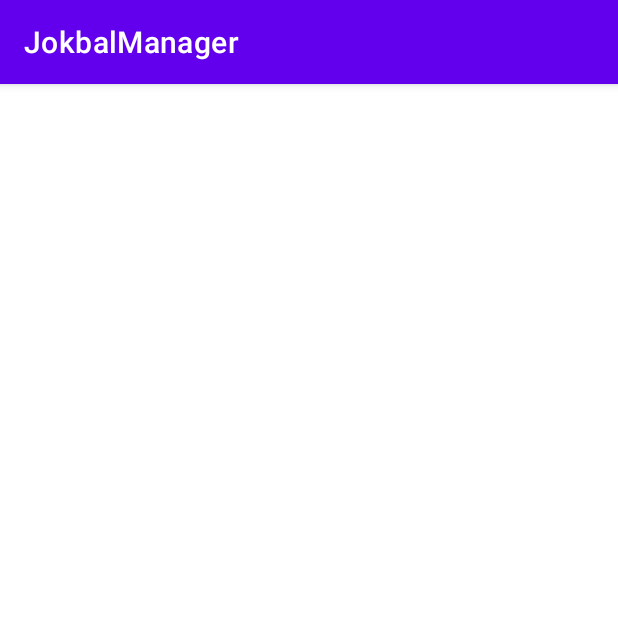
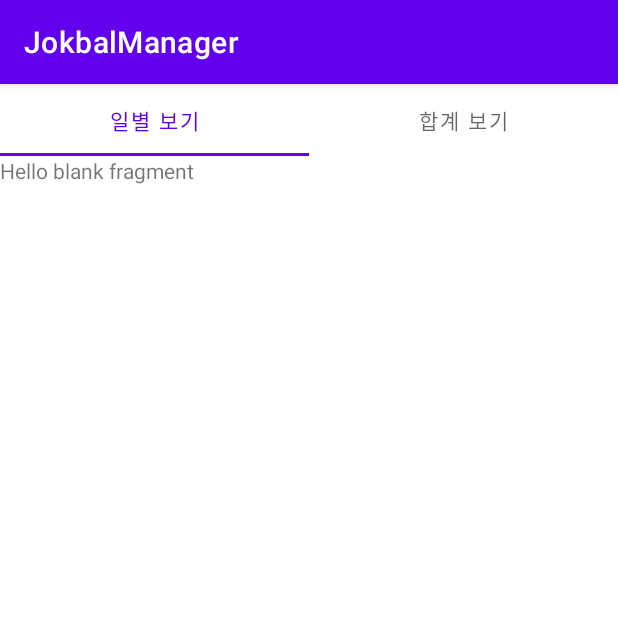
Before and after one commit to mbkim95/JokbalManager, an Android app: the screen it shows after launch (MainActivity), on a phone screen of 412 x 824 dp, the top half of it. Run offline under Robolectric (Android 15) with nearby library versions, the phone set to English and light mode, and no system bars.

Commit message:
뷰페이저2 적용

```diff
--- /dev/null
+++ b/app/src/main/java/com/example/jokbalmanager/DailyFragment.kt
@@ -0,0 +1,17 @@
+package com.example.jokbalmanager
+
+import android.os.Bundle
+import android.view.LayoutInflater
+import android.view.View
+import android.view.ViewGroup
+import androidx.fragment.app.Fragment
+
+class DailyFragment : Fragment() {
+
+    override fun onCreateView(
+        inflater: LayoutInflater, container: ViewGroup?,
+        savedInstanceState: Bundle?
+    ): View? {
+        return inflater.inflate(R.layout.fragment_daily, container, false)
+    }
+}
--- a/app/src/main/java/com/example/jokbalmanager/MainFragment.kt
+++ b/app/src/main/java/com/example/jokbalmanager/MainFragment.kt
@@ -6,10 +6,12 @@ import android.view.View
 import android.view.ViewGroup
 import androidx.fragment.app.Fragment
 import com.example.jokbalmanager.databinding.FragmentMainBinding
+import com.google.android.material.tabs.TabLayoutMediator
 
 class MainFragment : Fragment() {
     private var _binding: FragmentMainBinding? = null
     private val binding get() = _binding!!
+    private val tabNames = listOf("일별 보기", "합계 보기")
 
     override fun onCreateView(
         inflater: LayoutInflater, container: ViewGroup?,
@@ -18,4 +20,14 @@ class MainFragment : Fragment() {
         _binding = FragmentMainBinding.inflate(layoutInflater, container, false)
         return binding.root
     }
+
+    override fun onViewCreated(view: View, savedInstanceState: Bundle?) {
+        super.onViewCreated(view, savedInstanceState)
+        binding.apply {
+            pager.adapter = TabAdapter(this@MainFragment)
+            TabLayoutMediator(binding.tab, binding.pager) { tab, position ->
+                tab.text = tabNames[position]
+            }.attach()
+        }
+    }
 }
--- /dev/null
+++ b/app/src/main/java/com/example/jokbalmanager/TabAdapter.kt
@@ -0,0 +1,15 @@
+package com.example.jokbalmanager
+
+import androidx.fragment.app.Fragment
+import androidx.viewpager2.adapter.FragmentStateAdapter
+
+class TabAdapter(fragment: Fragment) : FragmentStateAdapter(fragment) {
+    override fun getItemCount(): Int = 2
+
+    override fun createFragment(position: Int): Fragment {
+        return when (position) {
+            0 -> DailyFragment()
+            else -> TotalFragment()
+        }
+    }
+}
--- /dev/null
+++ b/app/src/main/java/com/example/jokbalmanager/TotalFragment.kt
@@ -0,0 +1,17 @@
+package com.example.jokbalmanager
+
+import android.os.Bundle
+import android.view.LayoutInflater
+import android.view.View
+import android.view.ViewGroup
+import androidx.fragment.app.Fragment
+
+class TotalFragment : Fragment() {
+
+    override fun onCreateView(
+        inflater: LayoutInflater, container: ViewGroup?,
+        savedInstanceState: Bundle?
+    ): View? {
+        return inflater.inflate(R.layout.fragment_total, container, false)
+    }
+}
--- /dev/null
+++ b/app/src/main/res/layout/fragment_daily.xml
@@ -0,0 +1,13 @@
+<?xml version="1.0" encoding="utf-8"?>
+<FrameLayout xmlns:android="http://schemas.android.com/apk/res/android"
+    xmlns:tools="http://schemas.android.com/tools"
+    android:layout_width="match_parent"
+    android:layout_height="match_parent"
+    tools:context=".DailyFragment">
+
+    <TextView
+        android:layout_width="match_parent"
+        android:layout_height="match_parent"
+        android:text="@string/hello_blank_fragment" />
+
+</FrameLayout>
--- a/app/src/main/res/layout/fragment_main.xml
+++ b/app/src/main/res/layout/fragment_main.xml
@@ -1,8 +1,22 @@
 <?xml version="1.0" encoding="utf-8"?>
-<FrameLayout xmlns:android="http://schemas.android.com/apk/res/android"
+<androidx.constraintlayout.widget.ConstraintLayout xmlns:android="http://schemas.android.com/apk/res/android"
+    xmlns:app="http://schemas.android.com/apk/res-auto"
     xmlns:tools="http://schemas.android.com/tools"
     android:layout_width="match_parent"
     android:layout_height="match_parent"
     tools:context=".MainFragment">
 
-</FrameLayout>
+    <com.google.android.material.tabs.TabLayout
+        android:id="@+id/tab"
+        android:layout_width="match_parent"
+        android:layout_height="wrap_content"
+        app:layout_constraintTop_toTopOf="parent" />
+
+    <androidx.viewpager2.widget.ViewPager2
+        android:id="@+id/pager"
+        android:layout_width="match_parent"
+        android:layout_height="0dp"
+        app:layout_constraintBottom_toBottomOf="parent"
+        app:layout_constraintTop_toBottomOf="@id/tab" />
+
+</androidx.constraintlayout.widget.ConstraintLayout>
--- /dev/null
+++ b/app/src/main/res/layout/fragment_total.xml
@@ -0,0 +1,14 @@
+<?xml version="1.0" encoding="utf-8"?>
+<FrameLayout xmlns:android="http://schemas.android.com/apk/res/android"
+    xmlns:tools="http://schemas.android.com/tools"
+    android:layout_width="match_parent"
+    android:layout_height="match_parent"
+    tools:context=".TotalFragment">
+
+    <!-- TODO: Update blank fragment layout -->
+    <TextView
+        android:layout_width="match_parent"
+        android:layout_height="match_parent"
+        android:text="@string/hello_blank_fragment" />
+
+</FrameLayout>
```
